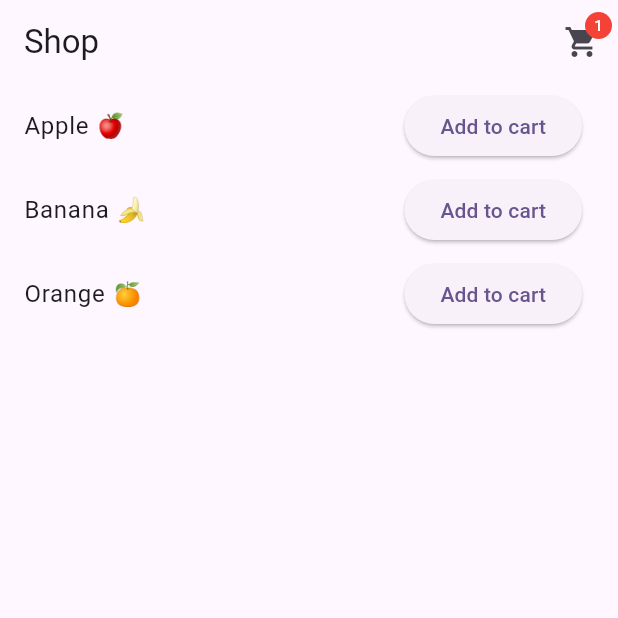
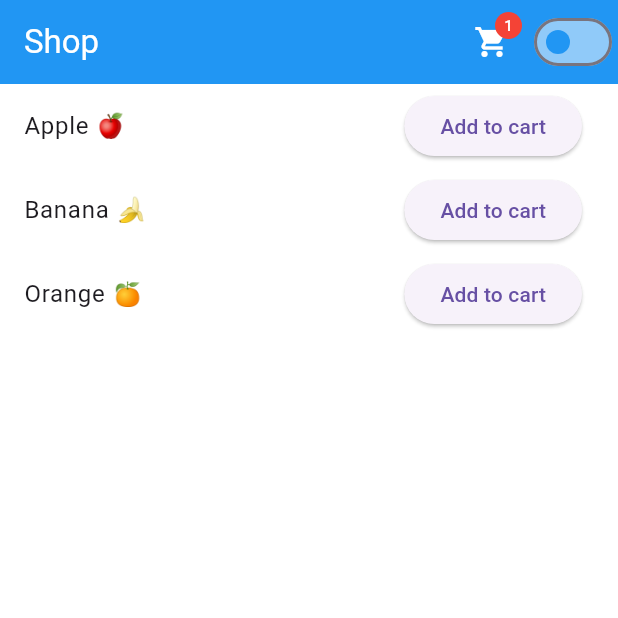
Before and after one commit to meas-ravy/flutter-state-management, a Flutter app: the screen it shows after launch, after a tap on "Add to cart", on a phone screen of 412 x 824 dp, the top half of it. Run offline on Flutter 3.47's test engine with Material 3 defaults, Android fonts, the phone set to English and light mode, and no system bars.

Commit message:
feat(dark_mode): implement dark mode for learnwith concept provider change affect

```diff
--- a/lib/main.dart
+++ b/lib/main.dart
@@ -1,10 +1,19 @@
 import 'package:flutter/material.dart';
+import 'package:flutter_journey/provider/dark_mode/theme_provider.dart';
 import 'package:flutter_journey/provider/shop_cart/cart_provider.dart';
 import 'package:flutter_journey/provider/shop_cart/cart_screen.dart';
 import 'package:provider/provider.dart';
 
 void main() {
-  runApp(ChangeNotifierProvider(create: (_) => CartProvider(), child: MyApp()));
+  runApp(
+    MultiProvider(
+      providers: [
+        ChangeNotifierProvider(create: (_) => CartProvider()),
+        ChangeNotifierProvider(create: (_) => ThemeProvider()),
+      ],
+      child: MyApp(),
+    ),
+  );
 }
 
 class MyApp extends StatelessWidget {
@@ -12,9 +21,10 @@ class MyApp extends StatelessWidget {
 
   @override
   Widget build(BuildContext context) {
+    final themeProvider = context.watch<ThemeProvider>();
     return MaterialApp(
       title: 'Flutter Demo',
-      theme: ThemeData(colorScheme: .fromSeed(seedColor: Colors.deepPurple)),
+      theme: themeProvider.currTheme,
       home: const CartScreen(),
     );
   }
--- /dev/null
+++ b/lib/provider/dark_mode/theme_provider.dart
@@ -0,0 +1,48 @@
+import 'package:flutter/material.dart';
+
+enum AppThemeMode { system, light, dark }
+
+class ThemeProvider extends ChangeNotifier {
+  bool _isDarkMode = false;
+
+  bool get isDarkMode => _isDarkMode;
+
+  ThemeData get currTheme {
+    return _isDarkMode ? _darkTheme : _lightTheme;
+  }
+
+  void toggleTheme() {
+    _isDarkMode = !_isDarkMode;
+    notifyListeners();
+  }
+
+  static final ThemeData _lightTheme = ThemeData(
+    brightness: Brightness.light,
+    primarySwatch: Colors.blue,
+    scaffoldBackgroundColor: Colors.white,
+    appBarTheme: AppBarTheme(
+      backgroundColor: Colors.blue,
+      foregroundColor: Colors.white,
+      elevation: 0,
+    ),
+    switchTheme: SwitchThemeData(
+      thumbColor: WidgetStateProperty.all(Colors.blue),
+      trackColor: WidgetStateProperty.all(Colors.blue[200]),
+    ),
+  );
+
+  static final ThemeData _darkTheme = ThemeData(
+    brightness: Brightness.dark,
+    primarySwatch: Colors.blue,
+    scaffoldBackgroundColor: Color(0xFF121212),
+    appBarTheme: AppBarTheme(
+      backgroundColor: Color(0xFF1E1E1E),
+      foregroundColor: Colors.white,
+      elevation: 0,
+    ),
+    switchTheme: SwitchThemeData(
+      thumbColor: WidgetStateProperty.all(Colors.blue),
+      trackColor: WidgetStateProperty.all(Colors.blue[800]),
+    ),
+  );
+}
--- /dev/null
+++ b/lib/provider/dark_mode/theme_toggle_button.dart
@@ -0,0 +1,16 @@
+import 'package:flutter/material.dart';
+import 'package:flutter_journey/provider/dark_mode/theme_provider.dart';
+import 'package:provider/provider.dart';
+
+class ThemeToggleButton extends StatelessWidget {
+  const ThemeToggleButton({super.key});
+
+  @override
+  Widget build(BuildContext context) {
+    final themeProvider = context.watch<ThemeProvider>();
+    return Switch(
+      value: themeProvider.isDarkMode,
+      onChanged: (_) => context.read<ThemeProvider>().toggleTheme(),
+    );
+  }
+}
--- a/lib/provider/shop_cart/cart_screen.dart
+++ b/lib/provider/shop_cart/cart_screen.dart
@@ -1,4 +1,5 @@
 import 'package:flutter/material.dart';
+import 'package:flutter_journey/provider/dark_mode/theme_toggle_button.dart';
 import 'package:flutter_journey/provider/shop_cart/cart_list_screen.dart';
 import 'package:flutter_journey/provider/shop_cart/cart_provider.dart';
 import 'package:provider/provider.dart';
@@ -44,6 +45,7 @@ class CartScreen extends StatelessWidget {
               ),
             ],
           ),
+          ThemeToggleButton(),
         ],
       ),
       body: ListView.builder(
```
